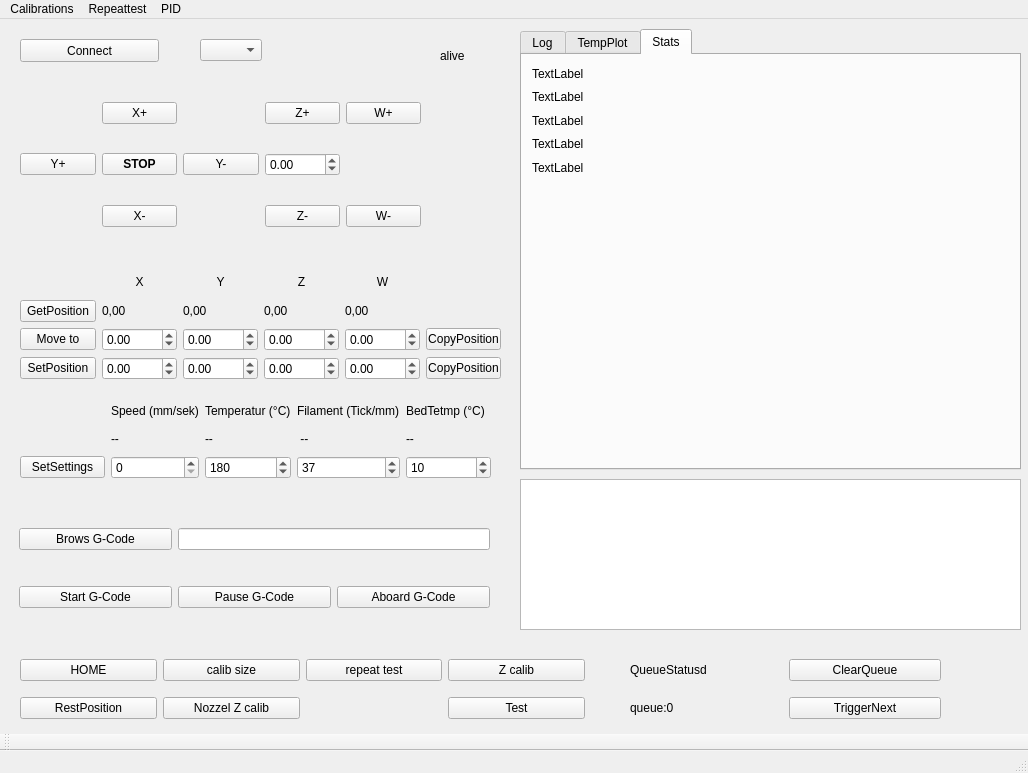
Before: the Qt Designer form CNC_MultiTool_GUI/mainwindow.ui in CNCMultiTool/CNC_MultiTool, drawn with Qt 5.
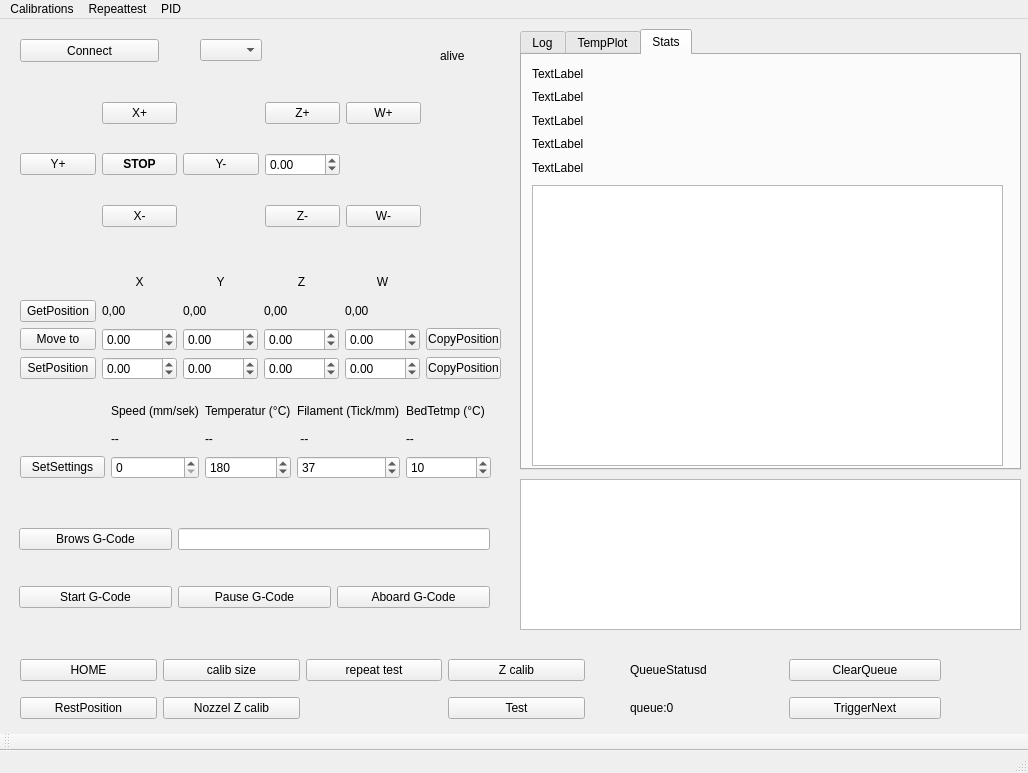
After: the same form once the commit is applied. Custom widgets are drawn as their Qt base class.

Diff of the .ui file:
```diff
--- a/CNC_MultiTool_GUI/mainwindow.ui
+++ b/CNC_MultiTool_GUI/mainwindow.ui
@@ -1152,6 +1152,19 @@
        </item>
       </layout>
      </widget>
+     <widget class="QTextEdit" name="textEditDebugLog">
+      <property name="enabled">
+       <bool>true</bool>
+      </property>
+      <property name="geometry">
+       <rect>
+        <x>10</x>
+        <y>130</y>
+        <width>471</width>
+        <height>281</height>
+       </rect>
+      </property>
+     </widget>
     </widget>
    </widget>
   </widget>
```
